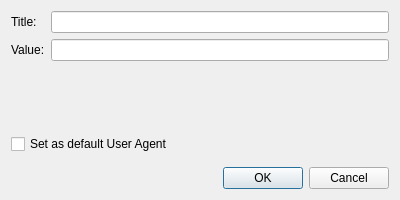
OtterBrowser/otter-browser, file src/ui/preferences/UserAgentPropertiesDialog.ui: the form before one commit.
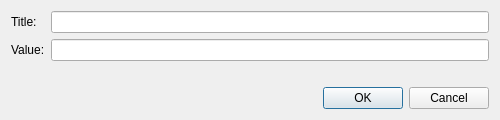
The form after the commit.

Commit message: Use exclusive item checking to select default User Agent

The edit to the form file:
```diff
--- a/src/ui/preferences/UserAgentPropertiesDialog.ui
+++ b/src/ui/preferences/UserAgentPropertiesDialog.ui
@@ -6,8 +6,8 @@
    <rect>
     <x>0</x>
     <y>0</y>
-    <width>400</width>
-    <height>200</height>
+    <width>500</width>
+    <height>120</height>
    </rect>
   </property>
   <layout class="QVBoxLayout" name="verticalLayout">
@@ -41,18 +41,17 @@
      </item>
     </layout>
    </item>
-   <item>
-    <widget class="QCheckBox" name="isDefaultUserAgentCheckBox">
-     <property name="text">
-      <string>Set as default User Agent</string>
-     </property>
-    </widget>
-   </item>
    <item>
     <spacer name="verticalSpacer">
      <property name="orientation">
       <enum>Qt::Vertical</enum>
      </property>
+     <property name="sizeHint" stdset="0">
+      <size>
+       <width>0</width>
+       <height>0</height>
+      </size>
+     </property>
     </spacer>
    </item>
    <item>
```
The commit also changes 4 other files.
